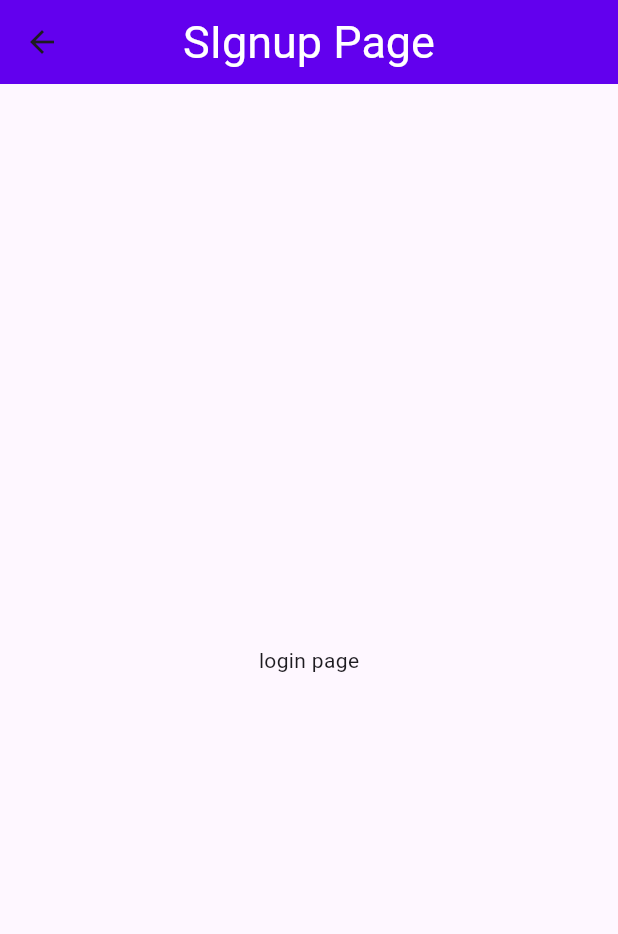
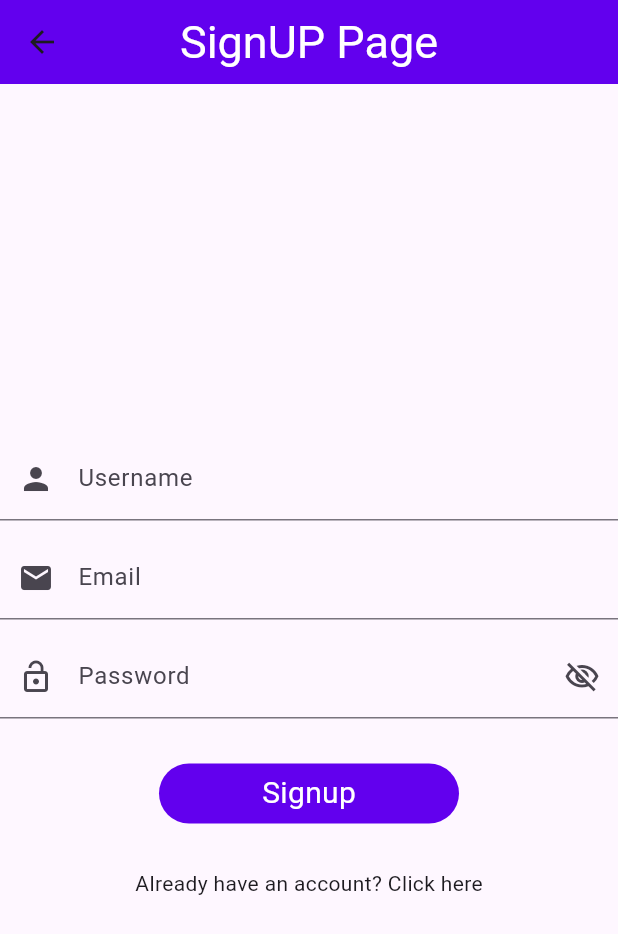
Before and after one commit to Saad09992/Flutter-MVVM-setup, a Flutter app: the SignUpPage screen opened by its route, on a phone screen of 412 x 824 dp. Shown: the top 934 px of the screen. Run offline on Flutter 3.47's test engine with Material 3 defaults, Android fonts, the phone set to English and light mode, and no system bars; our stand-ins replace another_flushbar, fluttertoast; statements that could not run were skipped.

Commit message:
some things is broken so not commiitng all code

```diff
--- a/lib/pages/sign_up_page.dart
+++ b/lib/pages/sign_up_page.dart
@@ -1,5 +1,9 @@
 import 'package:flutter/material.dart';
+import 'package:mvvm/page_model/auth_model.dart';
+import 'package:mvvm/resources/components/round_button.dart';
 import 'package:mvvm/utils/routes/routes_name.dart';
+import '../utils/utils.dart';
+import 'package:provider/provider.dart';
 
 class SignUpPage extends StatefulWidget {
   const SignUpPage({super.key});
@@ -9,23 +13,136 @@ class SignUpPage extends StatefulWidget {
 }
 
 class _SignUpPageState extends State<SignUpPage> {
+  TextEditingController emailController = TextEditingController();
+  TextEditingController usernameController = TextEditingController();
+  TextEditingController passwordController = TextEditingController();
+  FocusNode emailFocusNode = FocusNode();
+  FocusNode usernameFocusCode = FocusNode();
+  FocusNode passwordFocusNode = FocusNode();
+  ValueNotifier<bool> hidePassword = ValueNotifier<bool>(true);
+  @override
+  void dispose() {
+    super.dispose();
+    emailController.dispose();
+    usernameController.dispose();
+    passwordController.dispose();
+    emailFocusNode.dispose();
+    passwordFocusNode.dispose();
+    usernameFocusCode.dispose();
+    hidePassword.dispose();
+  }
+
   @override
   Widget build(BuildContext context) {
+    final authPageModel = Provider.of<AuthModel>(context);
     return Scaffold(
       appBar: AppBar(
-        title: const Text("SIgnup Page"),
+        title: const Text("SignUP Page"),
       ),
       body: Center(
+        child: SafeArea(
           child: Column(
             mainAxisAlignment: MainAxisAlignment.center,
             crossAxisAlignment: CrossAxisAlignment.center,
             children: [
+              const SizedBox(
+                height: 10,
+              ),
+              TextFormField(
+                decoration: const InputDecoration(
+                  hintText: 'Username',
+                  labelText: 'Username',
+                  prefixIcon: Icon(Icons.person),
+                ),
+                focusNode: usernameFocusCode,
+                controller: usernameController,
+                onFieldSubmitted: (val) {
+                  Utils.fieldFocusChange(
+                      context, usernameFocusCode, emailFocusNode);
+                },
+              ),
+              const SizedBox(
+                height: 10,
+              ),
+              TextFormField(
+                decoration: const InputDecoration(
+                  hintText: 'Email',
+                  labelText: 'Email',
+                  prefixIcon: Icon(Icons.email),
+                ),
+                focusNode: emailFocusNode,
+                keyboardType: TextInputType.emailAddress,
+                controller: emailController,
+                onFieldSubmitted: (val) {
+                  Utils.fieldFocusChange(
+                      context, emailFocusNode, passwordFocusNode);
+                },
+              ),
+              const SizedBox(
+                height: 10,
+              ),
+              ValueListenableBuilder(
+                  valueListenable: hidePassword,
+                  builder: (context, value, child) {
+                    return TextFormField(
+                      decoration: InputDecoration(
+                          hintText: 'Password',
+                          labelText: 'Password',
+                          prefixIcon: const Icon(Icons.lock_open),
+                          suffixIcon: InkWell(
+                              onTap: () {
+                                hidePassword.value = !hidePassword.value;
+                              },
+                              child: hidePassword.value
+                                  ? const Icon(Icons.visibility_off_outlined)
+                                  : const Icon(Icons.visibility))),
+                      obscuringCharacter: "*",
+                      focusNode: passwordFocusNode,
+                      keyboardType: TextInputType.visiblePassword,
+                      controller: passwordController,
+                      obscureText: hidePassword.value,
+                    );
+                  }),
+              const SizedBox(
+                height: 30,
+              ),
+              RoundButton(
+                title: "Signup",
+                loading: authPageModel.loading,
+                onPress: () {
+                  if (usernameController.text.isEmpty) {
+                    Utils.flushBarErrorMessage(
+                        "Please enter your username", context);
+                  } else if (emailController.text.isEmpty) {
+                    Utils.flushBarErrorMessage(
+                        "Please enter your email", context);
+                  } else if (passwordController.text.isEmpty) {
+                    Utils.flushBarErrorMessage(
+                        "Please enter your password", context);
+                  } else if (passwordController.text.length < 6) {
+                    Utils.flushBarErrorMessage(
+                        "Password must contain 6 letter at least", context);
+                  } else {
+                    Map data = {
+                      'username': usernameController.text,
+                      'email': emailController.text,
+                      'password': passwordController.text
+                    };
+                    authPageModel.signUpApi(data, context);
+                  }
+                },
+              ),
+              const SizedBox(
+                height: 30,
+              ),
               InkWell(
                 onTap: () {
                   Navigator.pushNamed(context, RoutesName.login);
                 },
-                child: const Text("login page"))
+                child: const Text("Already have an account? Click here"),
+              ),
             ],
+          ),
         ),
       ),
     );
--- /dev/null
+++ b/lib/resources/app_urls.dart
@@ -0,0 +1,5 @@
+class AppUrls {
+  static var baseUrl = 'http://192.168.1.3:7000/api';
+  static var signUpUrl = '$baseUrl/signup';
+  static var loginUrl = '$baseUrl/login';
+}
--- a/lib/resources/components/round_button.dart
+++ b/lib/resources/components/round_button.dart
@@ -20,10 +20,11 @@ class RoundButton extends StatelessWidget {
         width: 200,
         child: Center(
           child: loading
-              ? const CircleAvatar()
+              ? const CircularProgressIndicator()
               : Text(
                   title,
-                  style: TextStyle(fontSize: 20, color: AppColors.whiteColor),
+                  style: const TextStyle(
+                      fontSize: 20, color: AppColors.whiteColor),
                 ),
         ),
         decoration: BoxDecoration(
--- a/pubspec.yaml
+++ b/pubspec.yaml
@@ -1,6 +1,6 @@
 name: mvvm
 description: "A new Flutter project."
-publish_to: 'none'
+publish_to: "none"
 version: 0.1.0
 
 environment:
@@ -13,6 +13,7 @@ dependencies:
   fluttertoast: ^8.2.8
   http: ^1.2.2
   provider: ^6.1.2
+  shared_preferences:
 
 dev_dependencies:
   flutter_test:
```
Also changed, not shown: lib/data/network/network_api_service.dart (+12 -0 lines), lib/main.dart (+11 -2 lines), lib/page_model/auth_model.dart (added, +37 -0 lines), lib/pages/home_page.dart (+11 -4 lines), lib/pages/login_page.dart (+20 -25 lines), lib/repos/auth_repo.dart (added, +27 -0 lines). Lines whose indentation alone changed are shown as unchanged.
